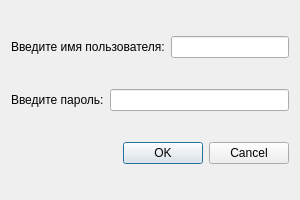
Qt form dui.ui (thesysadminest/YandexProject_1) before a commit.
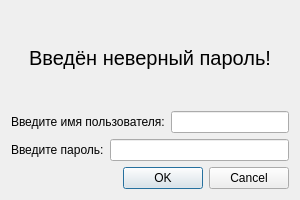
The same form after that commit.

Commit message: password check

```diff
--- a/dui.ui
+++ b/dui.ui
@@ -14,6 +14,469 @@
    <string>Dialog</string>
   </property>
   <layout class="QVBoxLayout" name="verticalLayout">
+   <item>
+    <widget class="QLabel" name="wrongPasswordLabel">
+     <property name="palette">
+      <palette>
+       <active>
+        <colorrole role="WindowText">
+         <brush brushstyle="SolidPattern">
+          <color alpha="255">
+           <red>0</red>
+           <green>0</green>
+           <blue>0</blue>
+          </color>
+         </brush>
+        </colorrole>
+        <colorrole role="Button">
+         <brush brushstyle="SolidPattern">
+          <color alpha="255">
+           <red>255</red>
+           <green>0</green>
+           <blue>0</blue>
+          </color>
+         </brush>
+        </colorrole>
+        <colorrole role="Light">
+         <brush brushstyle="SolidPattern">
+          <color alpha="255">
+           <red>255</red>
+           <green>127</green>
+           <blue>127</blue>
+          </color>
+         </brush>
+        </colorrole>
+        <colorrole role="Midlight">
+         <brush brushstyle="SolidPattern">
+          <color alpha="255">
+           <red>255</red>
+           <green>63</green>
+           <blue>63</blue>
+          </color>
+         </brush>
+        </colorrole>
+        <colorrole role="Dark">
+         <brush brushstyle="SolidPattern">
+          <color alpha="255">
+           <red>127</red>
+           <green>0</green>
+           <blue>0</blue>
+          </color>
+         </brush>
+        </colorrole>
+        <colorrole role="Mid">
+         <brush brushstyle="SolidPattern">
+          <color alpha="255">
+           <red>170</red>
+           <green>0</green>
+           <blue>0</blue>
+          </color>
+         </brush>
+        </colorrole>
+        <colorrole role="Text">
+         <brush brushstyle="SolidPattern">
+          <color alpha="255">
+           <red>0</red>
+           <green>0</green>
+           <blue>0</blue>
+          </color>
+         </brush>
+        </colorrole>
+        <colorrole role="BrightText">
+         <brush brushstyle="SolidPattern">
+          <color alpha="255">
+           <red>255</red>
+           <green>255</green>
+           <blue>255</blue>
+          </color>
+         </brush>
+        </colorrole>
+        <colorrole role="ButtonText">
+         <brush brushstyle="SolidPattern">
+          <color alpha="255">
+           <red>0</red>
+           <green>0</green>
+           <blue>0</blue>
+          </color>
+         </brush>
+        </colorrole>
+        <colorrole role="Base">
+         <brush brushstyle="SolidPattern">
+          <color alpha="255">
+           <red>255</red>
+           <green>255</green>
+           <blue>255</blue>
+          </color>
+         </brush>
+        </colorrole>
+        <colorrole role="Window">
+         <brush brushstyle="SolidPattern">
+          <color alpha="255">
+           <red>255</red>
+           <green>0</green>
+           <blue>0</blue>
+          </color>
+         </brush>
+        </colorrole>
+        <colorrole role="Shadow">
+         <brush brushstyle="SolidPattern">
+          <color alpha="255">
+           <red>0</red>
+           <green>0</green>
+           <blue>0</blue>
+          </color>
+         </brush>
+        </colorrole>
+        <colorrole role="AlternateBase">
+         <brush brushstyle="SolidPattern">
+          <color alpha="255">
+           <red>255</red>
+           <green>127</green>
+           <blue>127</blue>
+          </color>
+         </brush>
+        </colorrole>
+        <colorrole role="ToolTipBase">
+         <brush brushstyle="SolidPattern">
+          <color alpha="255">
+           <red>255</red>
+           <green>255</green>
+           <blue>220</blue>
+          </color>
+         </brush>
+        </colorrole>
+        <colorrole role="ToolTipText">
+         <brush brushstyle="SolidPattern">
+          <color alpha="255">
+           <red>0</red>
+           <green>0</green>
+           <blue>0</blue>
+          </color>
+         </brush>
+        </colorrole>
+        <colorrole role="PlaceholderText">
+         <brush brushstyle="SolidPattern">
+          <color alpha="128">
+           <red>0</red>
+           <green>0</green>
+           <blue>0</blue>
+          </color>
+         </brush>
+        </colorrole>
+       </active>
+       <inactive>
+        <colorrole role="WindowText">
+         <brush brushstyle="SolidPattern">
+          <color alpha="255">
+           <red>0</red>
+           <green>0</green>
+           <blue>0</blue>
+          </color>
+         </brush>
+        </colorrole>
+        <colorrole role="Button">
+         <brush brushstyle="SolidPattern">
+          <color alpha="255">
+           <red>255</red>
+           <green>0</green>
+           <blue>0</blue>
+          </color>
+         </brush>
+        </colorrole>
+        <colorrole role="Light">
+         <brush brushstyle="SolidPattern">
+          <color alpha="255">
+           <red>255</red>
+           <green>127</green>
+           <blue>127</blue>
+          </color>
+         </brush>
+        </colorrole>
+        <colorrole role="Midlight">
+         <brush brushstyle="SolidPattern">
+          <color alpha="255">
+           <red>255</red>
+           <green>63</green>
+           <blue>63</blue>
+          </color>
+         </brush>
+        </colorrole>
+        <colorrole role="Dark">
+         <brush brushstyle="SolidPattern">
+          <color alpha="255">
+           <red>127</red>
+           <green>0</green>
+           <blue>0</blue>
+          </color>
+         </brush>
+        </colorrole>
+        <colorrole role="Mid">
+         <brush brushstyle="SolidPattern">
+          <color alpha="255">
+           <red>170</red>
+           <green>0</green>
+           <blue>0</blue>
+          </color>
+         </brush>
+        </colorrole>
+        <colorrole role="Text">
+         <brush brushstyle="SolidPattern">
+          <color alpha="255">
+           <red>0</red>
+           <green>0</green>
+           <blue>0</blue>
+          </color>
+         </brush>
+        </colorrole>
+        <colorrole role="BrightText">
+         <brush brushstyle="SolidPattern">
+          <color alpha="255">
+           <red>255</red>
+           <green>255</green>
+           <blue>255</blue>
+          </color>
+         </brush>
+        </colorrole>
+        <colorrole role="ButtonText">
+         <brush brushstyle="SolidPattern">
+          <color alpha="255">
+           <red>0</red>
+           <green>0</green>
+           <blue>0</blue>
+          </color>
+         </brush>
+        </colorrole>
+        <colorrole role="Base">
+         <brush brushstyle="SolidPattern">
+          <color alpha="255">
+           <red>255</red>
+           <green>255</green>
+           <blue>255</blue>
+          </color>
+         </brush>
+        </colorrole>
+        <colorrole role="Window">
+         <brush brushstyle="SolidPattern">
+          <color alpha="255">
+           <red>255</red>
+           <green>0</green>
+           <blue>0</blue>
+          </color>
+         </brush>
+        </colorrole>
+        <colorrole role="Shadow">
+         <brush brushstyle="SolidPattern">
+          <color alpha="255">
+           <red>0</red>
+           <green>0</green>
+           <blue>0</blue>
+          </color>
+         </brush>
+        </colorrole>
+        <colorrole role="AlternateBase">
+         <brush brushstyle="SolidPattern">
+          <color alpha="255">
+           <red>255</red>
+           <green>127</green>
+           <blue>127</blue>
+          </color>
+         </brush>
+        </colorrole>
+        <colorrole role="ToolTipBase">
+         <brush brushstyle="SolidPattern">
+          <color alpha="255">
+           <red>255</red>
+           <green>255</green>
+           <blue>220</blue>
+          </color>
+         </brush>
+        </colorrole>
+        <colorrole role="ToolTipText">
+         <brush brushstyle="SolidPattern">
+          <color alpha="255">
+           <red>0</red>
+           <green>0</green>
+           <blue>0</blue>
+          </color>
+         </brush>
+        </colorrole>
+        <colorrole role="PlaceholderText">
+         <brush brushstyle="SolidPattern">
+          <color alpha="128">
+           <red>0</red>
+           <green>0</green>
+           <blue>0</blue>
+          </color>
+         </brush>
+        </colorrole>
+       </inactive>
+       <disabled>
+        <colorrole role="WindowText">
+         <brush brushstyle="SolidPattern">
+          <color alpha="255">
+           <red>127</red>
+           <green>0</green>
+           <blue>0</blue>
+          </color>
+         </brush>
+        </colorrole>
+        <colorrole role="Button">
+         <brush brushstyle="SolidPattern">
+          <color alpha="255">
+           <red>255</red>
+           <green>0</green>
+           <blue>0</blue>
+          </color>
+         </brush>
+        </colorrole>
+        <colorrole role="Light">
+         <brush brushstyle="SolidPattern">
+          <color alpha="255">
+           <red>255</red>
+           <green>127</green>
+           <blue>127</blue>
+          </color>
+         </brush>
+        </colorrole>
+        <colorrole role="Midlight">
+         <brush brushstyle="SolidPattern">
+          <color alpha="255">
+           <red>255</red>
+           <green>63</green>
+           <blue>63</blue>
+          </color>
+         </brush>
+        </colorrole>
+        <colorrole role="Dark">
+         <brush brushstyle="SolidPattern">
+          <color alpha="255">
+           <red>127</red>
+           <green>0</green>
+           <blue>0</blue>
+          </color>
+         </brush>
+        </colorrole>
+        <colorrole role="Mid">
+         <brush brushstyle="SolidPattern">
+          <color alpha="255">
+           <red>170</red>
+           <green>0</green>
+           <blue>0</blue>
+          </color>
+         </brush>
+        </colorrole>
+        <colorrole role="Text">
+         <brush brushstyle="SolidPattern">
+          <color alpha="255">
+           <red>127</red>
+           <green>0</green>
+           <blue>0</blue>
+          </color>
+         </brush>
+        </colorrole>
+        <colorrole role="BrightText">
+         <brush brushstyle="SolidPattern">
+          <color alpha="255">
+           <red>255</red>
+           <green>255</green>
+           <blue>255</blue>
+          </color>
+         </brush>
+        </colorrole>
+        <colorrole role="ButtonText">
+         <brush brushstyle="SolidPattern">
+          <color alpha="255">
+           <red>127</red>
+           <green>0</green>
+           <blue>0</blue>
+          </color>
+         </brush>
+        </colorrole>
+        <colorrole role="Base">
+         <brush brushstyle="SolidPattern">
+          <color alpha="255">
+           <red>255</red>
+           <green>0</green>
+           <blue>0</blue>
+          </color>
+         </brush>
+        </colorrole>
+        <colorrole role="Window">
+         <brush brushstyle="SolidPattern">
+          <color alpha="255">
+           <red>255</red>
+           <green>0</green>
+           <blue>0</blue>
+          </color>
+         </brush>
+        </colorrole>
+        <colorrole role="Shadow">
+         <brush brushstyle="SolidPattern">
+          <color alpha="255">
+           <red>0</red>
+           <green>0</green>
+           <blue>0</blue>
+          </color>
+         </brush>
+        </colorrole>
+        <colorrole role="AlternateBase">
+         <brush brushstyle="SolidPattern">
+          <color alpha="255">
+           <red>255</red>
+           <green>0</green>
+           <blue>0</blue>
+          </color>
+         </brush>
+        </colorrole>
+        <colorrole role="ToolTipBase">
+         <brush brushstyle="SolidPattern">
+          <color alpha="255">
+           <red>255</red>
+           <green>255</green>
+           <blue>220</blue>
+          </color>
+         </brush>
+        </colorrole>
+        <colorrole role="ToolTipText">
+         <brush brushstyle="SolidPattern">
+          <color alpha="255">
+           <red>0</red>
+           <green>0</green>
+           <blue>0</blue>
+          </color>
+         </brush>
+        </colorrole>
+        <colorrole role="PlaceholderText">
+         <brush brushstyle="SolidPattern">
+          <color alpha="128">
+           <red>0</red>
+           <green>0</green>
+           <blue>0</blue>
+          </color>
+         </brush>
+        </colorrole>
+       </disabled>
+      </palette>
+     </property>
+     <property name="font">
+      <font>
+       <pointsize>15</pointsize>
+      </font>
+     </property>
+     <property name="layoutDirection">
+      <enum>Qt::LeftToRight</enum>
+     </property>
+     <property name="text">
+      <string>Введён неверный пароль!</string>
+     </property>
+     <property name="textFormat">
+      <enum>Qt::AutoText</enum>
+     </property>
+     <property name="alignment">
+      <set>Qt::AlignCenter</set>
+     </property>
+    </widget>
+   </item>
    <item>
     <layout class="QHBoxLayout" name="lGroup">
      <item>
```
The commit also changes 1 other file.
